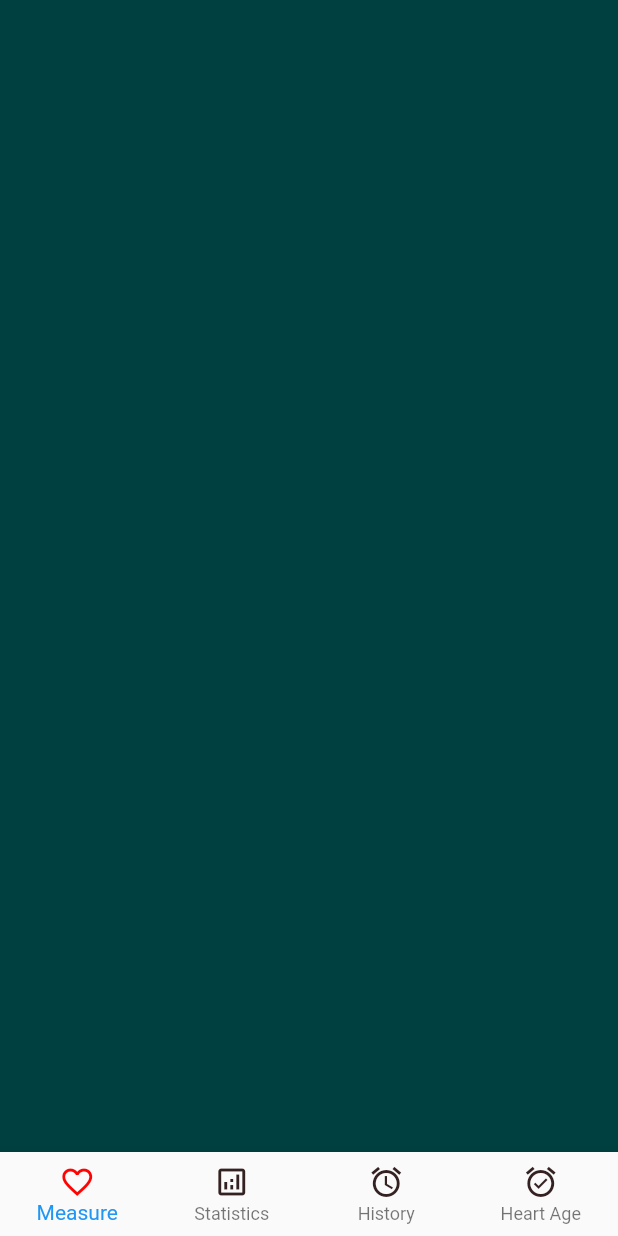
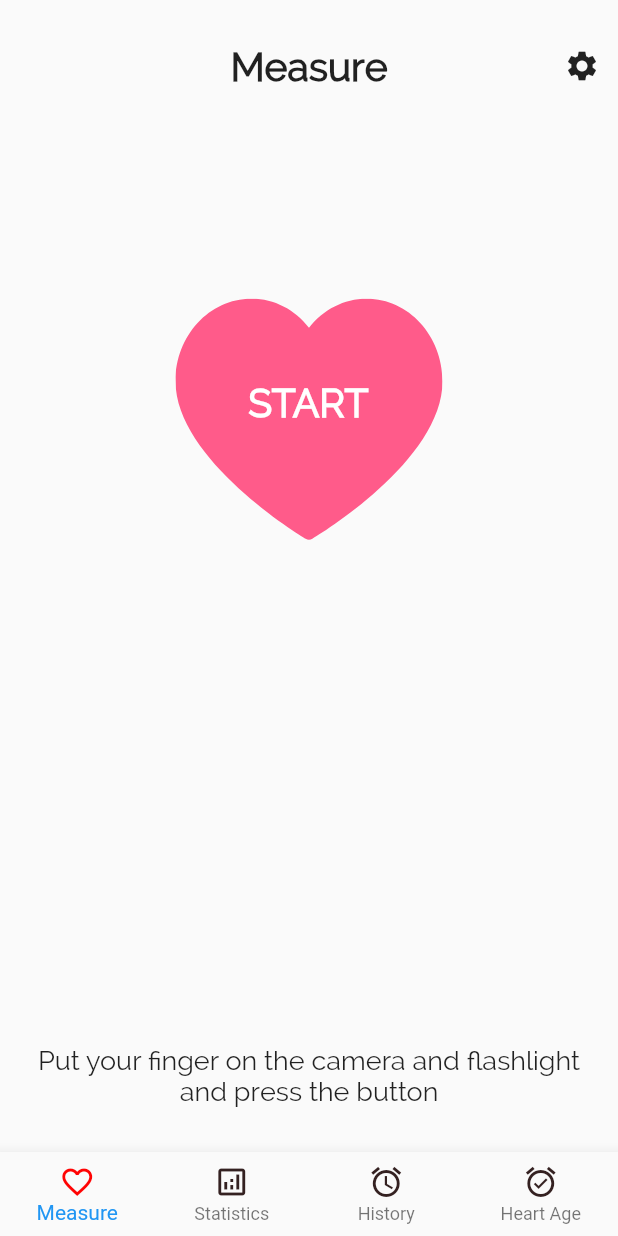
Before and after one commit to Abdugaffarkutbiddinov/pulse_app, a Flutter app: the NavigationMenu screen opened directly, on a phone screen of 412 x 824 dp. Run offline on Flutter 3.47's test engine with Material 2 defaults, Android fonts, the phone set to English and light mode, and no system bars; our stand-ins replace dots_indicator, flutter_svg.

Commit message:
measure start screen implemented

```diff
--- /dev/null
+++ b/lib/actual_measure/heart_measure/start_screen.dart
@@ -0,0 +1,165 @@
+import 'package:flutter/cupertino.dart';
+import 'package:flutter/material.dart';
+import 'package:flutter_svg/flutter_svg.dart';
+import 'package:pulse_app/actual_measure/heart_measure/result_screen.dart';
+import 'package:pulse_app/custom_widgets/customAppBar.dart';
+import 'package:pulse_app/custom_widgets/mainButton.dart';
+import 'package:pulse_app/measure/constants.dart';
+import 'package:pulse_app/measure/custom_widgets.dart';
+
+class StartScreen extends StatefulWidget {
+  @override
+  _StartScreenState createState() => _StartScreenState();
+}
+
+class _StartScreenState extends State<StartScreen> {
+  final _heartImage = SvgPicture.asset(
+    'assets/heartButton.svg',
+    color: pinky,
+  );
+  final _startImage = SvgPicture.asset(
+    'assets/Start.svg',
+    color: Color(0xFFFFFFFF),
+  );
+  bool onStart = false;
+  int counter = 0;
+
+  @override
+  Widget build(BuildContext context) {
+    return SafeArea(
+      child: Container(
+        child: Column(
+          children: [
+            CustomAppBar(
+              text: 'Measure',
+            ),
+            SizedBox(
+              height: 30,
+            ),
+            Text(
+              onStart == true ? "136" : '',
+              style: TextStyle(
+                  fontWeight: FontWeight.w800,
+                  fontSize: 36,
+                  fontFamily: 'Raleway',
+                  color: mainColor),
+              textAlign: TextAlign.center,
+            ),
+            SizedBox(
+              height: 10,
+            ),
+            CustomText(
+                text: onStart == true ? "Bmp".toUpperCase() : '',
+                fontSize: 16,
+                fontWeight: FontWeight.w600),
+            SizedBox(
+              height: 30,
+            ),
+            Row(
+              children: [
+                Expanded(
+                  child: InkWell(
+                    onTap: () {
+                      setState(() {
+                        onStart = true;
+                        counter += 1;
+                        if (counter == 2) {
+                          counter = 0;
+                          Navigator.push(
+                            context,
+                            MaterialPageRoute(
+                                builder: (context) => ResultScreen()),
+                          );
+                        }
+                      });
+                    },
+                    splashColor: pinky,
+                    child: Stack(
+                      children: [
+                        Center(child: _heartImage),
+                        Positioned(
+                          child: Text(
+                            onStart == false ? "Start".toUpperCase() : "",
+                            style: TextStyle(
+                              fontWeight: FontWeight.w700,
+                              fontSize: 26,
+                              fontFamily: 'Raleway',
+                              color: Color(0xFFFFFFFF),
+                            ),
+                            textAlign: TextAlign.center,
+                          ),
+                          top: 54.9,
+                          left: 19,
+                          right: 20,
+                          bottom: 77.9,
+                        ),
+                      ],
+                    ),
+                  ),
+                ),
+              ],
+            ),
+           Expanded(child: SizedBox()),
+            Row(
+              children: [
+                Expanded(
+                  child: Padding(
+                    padding: const EdgeInsets.all(10.0),
+                    child: Text(
+                      onStart == false
+                          ? "Put your finger on the camera and flashlight and press the button"
+                          : '13 seconds left',
+                      style: TextStyle(
+                        fontWeight: FontWeight.w400,
+                        fontSize: 18,
+                        fontFamily: 'Raleway',
+                      ),
+                      textAlign: TextAlign.center,
+                    ),
+                  ),
+                ),
+              ],
+            ),
+            SizedBox(
+              height: 20,
+            )
+          ],
+        ),
+      ),
+    );
+  }
+
+//   IconButton buildIconButton() {
+//     return IconButton(
+//       iconSize: 200,
+//       onPressed: () {
+//         setState(() {
+//           print("heartBeats");
+//         });
+//       },
+//       icon: Stack(
+//         children: [
+//           _heartImage,
+//           Positioned(
+//             child: Text(
+//               "Start".toUpperCase(),
+//               style: TextStyle(
+//                 fontWeight: FontWeight.w700,
+//                 fontSize: 26,
+//                 fontFamily: 'Raleway',
+//                 color: Color(0xFFFFFFFF),
+//               ),
+//               textAlign: TextAlign.center,
+//             ),
+//             top: 54.9,
+//             left: 19,
+//             right: 20,
+//             bottom: 77.9,
+//           ),
+//         ],
+//       ),
+//     );
+//   }
+// }
+
+}
--- a/lib/actual_measure/navigator.dart
+++ b/lib/actual_measure/navigator.dart
@@ -1,6 +1,9 @@
 import 'package:flutter/cupertino.dart';
 import 'package:flutter/material.dart';
+import 'package:pulse_app/actual_measure/heart_measure/result_screen.dart';
 import 'package:pulse_app/measure/constants.dart';
+
+import 'heart_measure/start_screen.dart';
 
 int _currentIndex = 0;
 
@@ -11,12 +14,8 @@ class NavigationMenu extends StatefulWidget {
 
 class _NavigationMenuState extends State<NavigationMenu> {
   final tabs = [
-    Container(
-      color: Color(0xFF004040),
-    ),
-    Container(
-      color: Color(0xFFBB4040),
-    ),
+   StartScreen(),
+    ResultScreen(),
     Container(
       color: Color(0xFFAA7878),
     ),
--- /dev/null
+++ b/lib/custom_widgets/customAppBar.dart
@@ -0,0 +1,45 @@
+import 'package:flutter/cupertino.dart';
+import 'package:flutter/material.dart';
+import 'package:pulse_app/measure/custom_widgets.dart';
+
+class CustomAppBar extends StatefulWidget {
+  const CustomAppBar({required this.text});
+
+  final String text;
+
+  @override
+  _CustomAppBarState createState() => _CustomAppBarState();
+}
+
+class _CustomAppBarState extends State<CustomAppBar> {
+  @override
+  Widget build(BuildContext context) {
+    return Stack(
+      children: [
+        Center(
+          child: Padding(
+            padding: EdgeInsets.only(top: 30),
+            child: CustomText(
+                text: widget.text, fontSize: 26, fontWeight: FontWeight.w700),
+          ),
+        ),
+        Padding(
+          padding: const EdgeInsets.only(top: 20),
+          child: Align(
+            alignment: Alignment.topRight,
+            child: IconButton(
+              onPressed: () {
+                setState(() {
+                  print("settings");
+                });
+              },
+              //TODO customize settings widget
+              icon: Icon(Icons.settings),
+              iconSize: 24,
+            ),
+          ),
+        )
+      ],
+    );
+  }
+}
--- a/lib/measure/custom_widgets.dart
+++ b/lib/measure/custom_widgets.dart
@@ -1,19 +1,25 @@
 import 'package:flutter/cupertino.dart';
 
-class CustomWidgets {
-  Widget customText({required String text}) {
+class CustomText extends StatelessWidget {
+  CustomText({required this.text, required this.fontSize, required this.fontWeight,});
+
+  final String text;
+  final double fontSize;
+  final FontWeight fontWeight;
+
+  @override
+  Widget build(BuildContext context) {
     return Container(
       padding: EdgeInsets.symmetric(horizontal: 20),
-      child: Text(text,
+      child: Text(
+        text,
         style: TextStyle(
-          fontWeight: FontWeight.w700,
-          fontSize: 21,
+          fontWeight: fontWeight,
+          fontSize: fontSize,
           fontFamily: 'Raleway',
         ),
         textAlign: TextAlign.center,
-
       ),
     );
   }
-
 }
--- a/lib/measure/measure_screen_1.dart
+++ b/lib/measure/measure_screen_1.dart
@@ -5,7 +5,6 @@ import 'package:pulse_app/measure/custom_widgets.dart';
 import 'package:pulse_app/measure/pulse_scheme.dart';
 
 class MeasureOneScreen extends StatelessWidget {
-   CustomWidgets customWidget = CustomWidgets();
 
 //TODO create place for holding indicator
   @override
@@ -23,9 +22,9 @@ class MeasureOneScreen extends StatelessWidget {
           Padding(
             padding: const EdgeInsets.all(10.0),
             child: Center(
-              child: customWidget.customText(
+              child: CustomText(
                 text: '''Correct and easy-to-use Heart
-       Rate Monitor: Pulse App''',
+       Rate Monitor: Pulse App''', fontSize: 21,fontWeight: FontWeight.w700,
               ),
             ),
           ),
--- a/lib/measure/measure_screen_2.dart
+++ b/lib/measure/measure_screen_2.dart
@@ -24,7 +24,6 @@ class MeasureTwoScreen extends StatelessWidget {
     'assets/star.svg',
     color: Color(0xFFFFB803),
   );
-  CustomWidgets customWidgets = CustomWidgets();
 
   @override
   Widget build(BuildContext context) {
@@ -42,7 +41,7 @@ class MeasureTwoScreen extends StatelessWidget {
           SizedBox(
             height: 16,
           ),
-          customWidgets.customText(text: 'Help us to improve the app'),
+          CustomText(text: 'Help us to improve the app', fontSize: 21,fontWeight: FontWeight.w700,),
         ],
       ),
     );
--- a/lib/measure/template_3_4.dart
+++ b/lib/measure/template_3_4.dart
@@ -8,7 +8,6 @@ class MeasureTemplateScreen extends StatelessWidget {
 
   final String image;
   final String text;
-  CustomWidgets customWidgets = CustomWidgets();
 
   @override
   Widget build(BuildContext context) {
@@ -25,9 +24,8 @@ class MeasureTemplateScreen extends StatelessWidget {
             height: 60,
           ),
           Center(
-            child: customWidgets.customText(
-              text: text,
-            ),
+            child: CustomText(
+                text: text, fontSize: 21, fontWeight: FontWeight.w700),
           ),
           SizedBox(
             height: 16,
--- a/pubspec.yaml
+++ b/pubspec.yaml
@@ -65,6 +65,8 @@ flutter:
   - assets/fourScreenImage.png
   - assets/subscribeImage1.svg
   - assets/subscribeImage2.svg
+  - assets/heartButton.svg
+  - assets/Start.svg
 
 
   # An image asset can refer to one or more resolution-specific "variants", see
```
Also changed, not shown: lib/actual_measure/heart_measure/result_screen.dart (added, +64 -0 lines), lib/custom_widgets/mainButton.dart (added, +38 -0 lines), lib/measure/controller_screen.dart (+20 -1 lines), lib/measure/subscribe_page.dart (+12 -5 lines), assets/Start.svg (added), assets/heartButton.svg (added).
